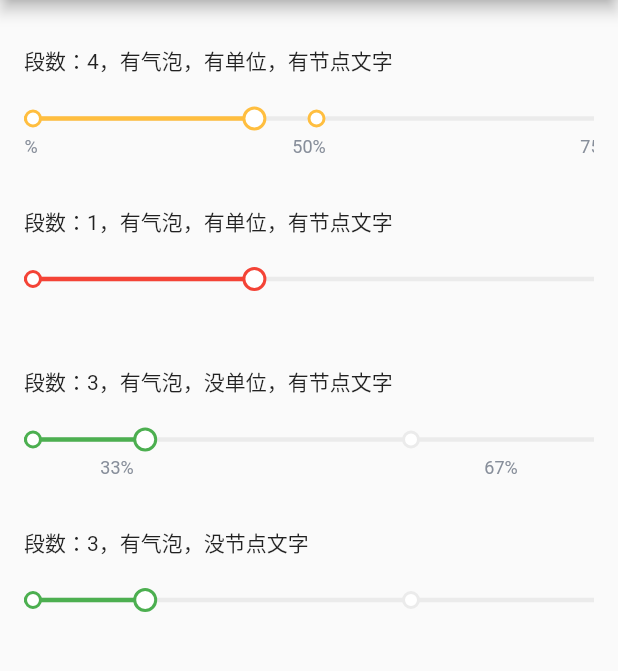
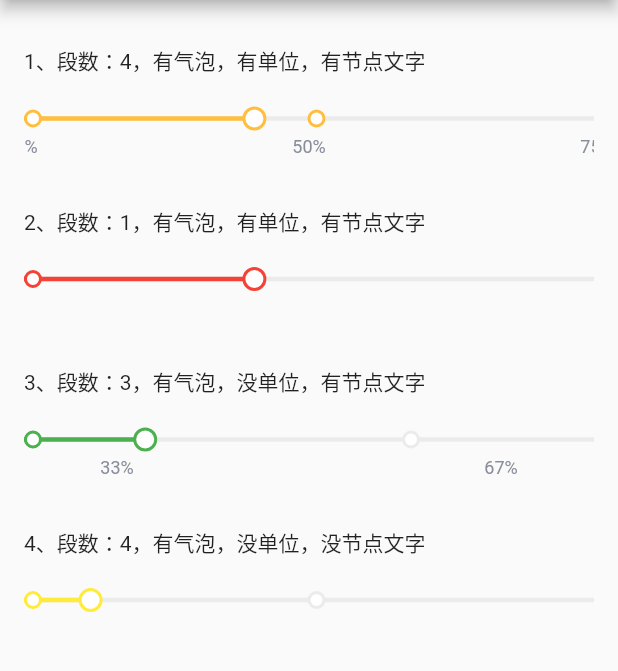
Before and after one commit to zfjsyqk/ZFJFlutterUntils, a Flutter app: the screen it shows after launch, on a phone screen of 412 x 824 dp, the part 84-755 px from its top. Run offline on Flutter 3.47's test engine with Material 2 defaults, Android fonts, the phone set to English and light mode, and no system bars.

Commit message:
zfj_node_slisder

```diff
--- a/flutter_untils/lib/main.dart
+++ b/flutter_untils/lib/main.dart
@@ -53,7 +53,7 @@ class _MyHomePageState extends State<MyHomePage> {
         child: Column(
           mainAxisAlignment: MainAxisAlignment.start,
           children: <Widget>[
-            _titleWidget("段数：4，有气泡，有单位，有节点文字"),
+            _titleWidget("1、段数：4，有气泡，有单位，有节点文字"),
             ZFJNodeSlisder(
               key: _slisderStateKey_0,
               width: kZFJScreenUtil.screenWidth - 32,
@@ -67,7 +67,7 @@ class _MyHomePageState extends State<MyHomePage> {
                 print("----------> value = $value");
               },
             ),
-            _titleWidget("段数：1，有气泡，有单位，有节点文字"),
+            _titleWidget("2、段数：1，有气泡，有单位，有节点文字"),
             ZFJNodeSlisder(
               key: _slisderStateKey_1,
               width: kZFJScreenUtil.screenWidth - 32,
@@ -82,7 +82,7 @@ class _MyHomePageState extends State<MyHomePage> {
                 print("----------> value = $value");
               },
             ),
-            _titleWidget("段数：3，有气泡，没单位，有节点文字"),
+            _titleWidget("3、段数：3，有气泡，没单位，有节点文字"),
             ZFJNodeSlisder(
               key: _slisderStateKey_2,
               width: kZFJScreenUtil.screenWidth - 32,
@@ -97,15 +97,15 @@ class _MyHomePageState extends State<MyHomePage> {
                 print("----------> value = $value");
               },
             ),
-            _titleWidget("段数：3，有气泡，没节点文字"),
+            _titleWidget("4、段数：4，有气泡，没单位，没节点文字"),
             ZFJNodeSlisder(
               key: _slisderStateKey_3,
               width: kZFJScreenUtil.screenWidth - 32,
               maxValue: 100,
-              value: 0.2,
+              value: 0.1,
               unitText: "%",
-              divisions: 3,
-              activeTrackColor: Colors.green,
+              divisions: 4,
+              activeTrackColor: Colors.yellow,
               isShowNodeText: false,
               isEnabled: true,
               isShowBubble: true,
--- a/flutter_untils/lib/untils/zfj_node_slisder.dart
+++ b/flutter_untils/lib/untils/zfj_node_slisder.dart
@@ -20,7 +20,7 @@ class ZFJNodeSlisder extends StatefulWidget {
   final double nodeWidth;
   /// 滑动跳到节点
   final bool toNodeBool;
-  /// 回调
+  /// 滑竿回调
   final Function(int) valueChanged;
   /// 指定初始化的值 0-1
   final double value;
```
Also changed, not shown: 1 other file.
